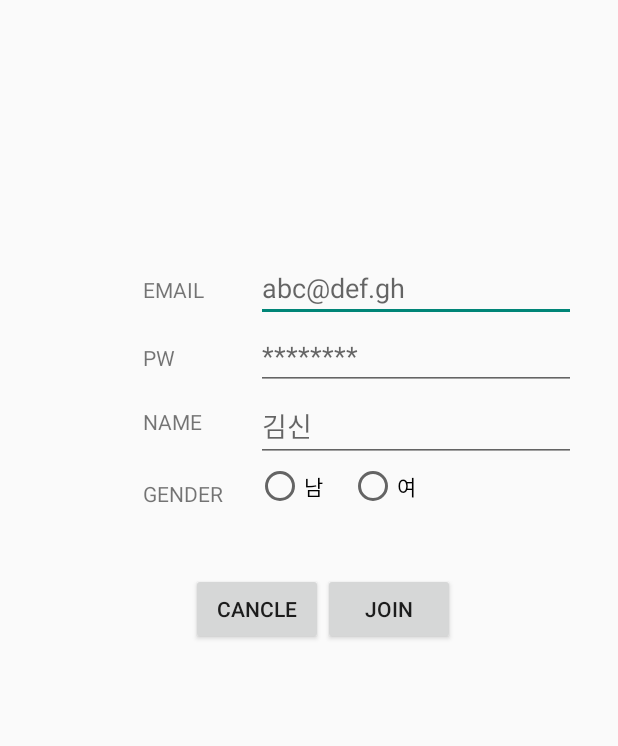
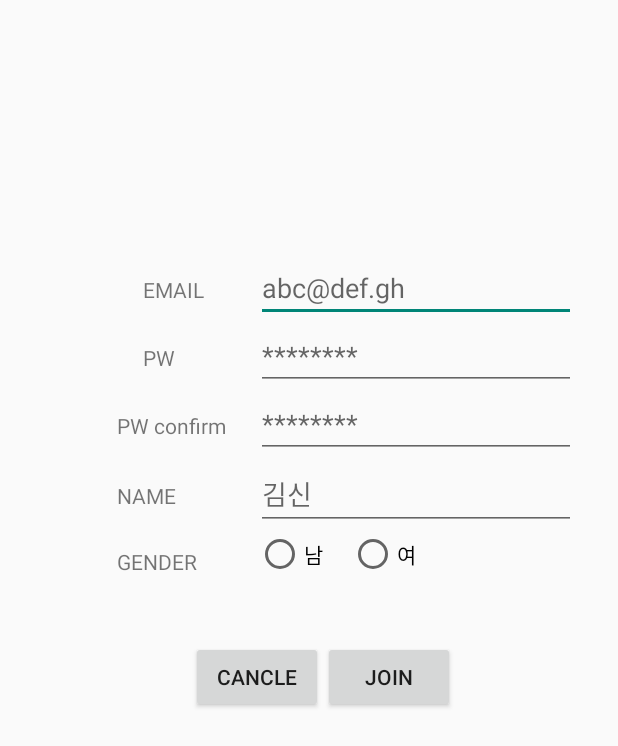
Before and after one commit to HSflower/AndroidProjects, an Android app: the JoinActivity screen opened directly, with no data from a screen before it, on a phone screen of 412 x 824 dp. Shown: the top 746 px of the screen. Run offline under Robolectric (Android 15) with nearby library versions, the phone set to English and light mode, and no system bars.

Commit message:
join, login 기능 : xml, java파일변경

```diff
--- a/app/build.gradle
+++ b/app/build.gradle
@@ -27,4 +27,5 @@ dependencies {
     compile 'com.android.support:appcompat-v7:25.1.0'
     compile 'com.android.support:design:25.1.0'
     testCompile 'junit:junit:4.12'
+    provided 'org.jbundle.util.osgi.wrapped:org.jbundle.util.osgi.wrapped.org.apache.http.client:4.1.2'
 }
--- a/app/src/main/java/com/example/hong_inseon/projectlouvre/JoinActivity.java
+++ b/app/src/main/java/com/example/hong_inseon/projectlouvre/JoinActivity.java
@@ -21,7 +21,8 @@ public class JoinActivity extends AppCompatActivity {
     @Override
     protected void onCreate(Bundle savedInstanceState) {
         super.onCreate(savedInstanceState);
-        setContentView(R.layout.activity_join1);
+        setContentView(R.layout.activity_join);
+
         etEmail = (EditText) findViewById(R.id.emailinput);
         etPassword = (EditText) findViewById(R.id.pwinput);
         etPasswordConfirm = (EditText) findViewById(R.id.pwconfirm);
--- a/app/src/main/res/layout/activity_join.xml
+++ b/app/src/main/res/layout/activity_join.xml
@@ -50,39 +50,23 @@
         android:id="@+id/pwinput"
         android:hint="********"/>
 
-    <TextView
-        android:text="PW confirm"
-        android:layout_width="wrap_content"
-        android:layout_height="wrap_content"
-        android:layout_below="@+id/emailinput"
-        android:layout_alignStart="@+id/textView6"
-        android:layout_marginTop="14dp"
-        android:id="@+id/textView7"/>
     <EditText
         android:layout_width="wrap_content"
         android:layout_height="wrap_content"
         android:inputType="textPassword"
         android:ems="10"
-        android:layout_below="@+id/emailinput"
-        android:layout_alignEnd="@+id/emailinput"
+        android:layout_below="@+id/pwinput"
+        android:layout_alignEnd="@+id/pwinput"
         android:id="@+id/pwconfirm"
         android:hint="********"/>
 
-    <TextView
-        android:text="NAME"
-        android:layout_width="wrap_content"
-        android:layout_height="wrap_content"
-        android:id="@+id/textView8"
-        android:layout_below="@+id/pwinput"
-        android:layout_alignStart="@+id/textView7"
-        android:layout_marginTop="11dp"/>
     <EditText
         android:layout_width="wrap_content"
         android:layout_height="wrap_content"
         android:inputType="textPersonName"
         android:ems="10"
-        android:layout_below="@+id/pwinput"
-        android:layout_alignStart="@+id/pwinput"
+        android:layout_below="@+id/pwconfirm"
+        android:layout_alignStart="@+id/pwconfirm"
         android:id="@+id/nameinput"
         android:hint="김신"/>
 
@@ -127,4 +111,23 @@
         android:layout_toStartOf="@+id/joinbtn"
         android:id="@+id/canclebtn"/>
 
+    <TextView
+        android:text="NAME"
+        android:layout_width="wrap_content"
+        android:layout_height="wrap_content"
+        android:id="@+id/textView8"
+        android:layout_alignBaseline="@+id/nameinput"
+        android:layout_alignBottom="@+id/nameinput"
+        android:layout_alignStart="@+id/textView7" />
+
+    <TextView
+        android:text="PW confirm"
+        android:layout_width="wrap_content"
+        android:layout_height="wrap_content"
+        android:id="@+id/textView7"
+        android:layout_marginEnd="20dp"
+        android:layout_alignBaseline="@+id/pwconfirm"
+        android:layout_alignBottom="@+id/pwconfirm"
+        android:layout_toStartOf="@+id/pwconfirm" />
+
 </RelativeLayout>
--- a/app/src/main/res/layout/activity_join1.xml
+++ /dev/null
@@ -1,112 +0,0 @@
-<?xml version="1.0" encoding="utf-8"?>
-<RelativeLayout
-    android:id="@+id/activity_join"
-    xmlns:android="http://schemas.android.com/apk/res/android"
-    xmlns:tools="http://schemas.android.com/tools"
-    android:layout_width="match_parent"
-    android:layout_height="match_parent"
-    android:paddingBottom="@dimen/activity_vertical_margin"
-    android:paddingLeft="@dimen/activity_horizontal_margin"
-    android:paddingRight="@dimen/activity_horizontal_margin"
-    android:paddingTop="@dimen/activity_vertical_margin"
-    tools:context="com.example.hong_inseon.projectlouvre.JoinActivity1">
-
-    <TextView
-        android:text="EMAIL"
-        android:layout_width="wrap_content"
-        android:layout_height="wrap_content"
-        android:layout_marginTop="167dp"
-        android:id="@+id/textView5"
-        android:layout_alignParentTop="true"
-        android:layout_toStartOf="@+id/emailinput"
-        android:layout_marginEnd="34dp"/>
-    <EditText
-        android:layout_width="wrap_content"
-        android:layout_height="wrap_content"
-        android:inputType="textPersonName"
-        android:ems="10"
-        android:id="@+id/emailinput"
-        android:layout_alignBaseline="@+id/textView5"
-        android:layout_alignBottom="@+id/textView5"
-        android:layout_alignParentEnd="true"
-        android:layout_marginEnd="12dp"
-        android:hint="abc@def.gh"/>
-
-    <TextView
-        android:text="PW"
-        android:layout_width="wrap_content"
-        android:layout_height="wrap_content"
-        android:layout_below="@+id/emailinput"
-        android:layout_alignStart="@+id/textView5"
-        android:layout_marginTop="14dp"
-        android:id="@+id/textView6"/>
-    <EditText
-        android:layout_width="wrap_content"
-        android:layout_height="wrap_content"
-        android:inputType="textPassword"
-        android:ems="10"
-        android:layout_below="@+id/emailinput"
-        android:layout_alignEnd="@+id/emailinput"
-        android:id="@+id/pwinput"
-        android:hint="********"/>
-
-    <TextView
-        android:text="NAME"
-        android:layout_width="wrap_content"
-        android:layout_height="wrap_content"
-        android:id="@+id/textView7"
-        android:layout_below="@+id/pwinput"
-        android:layout_alignStart="@+id/textView6"
-        android:layout_marginTop="11dp"/>
-    <EditText
-        android:layout_width="wrap_content"
-        android:layout_height="wrap_content"
-        android:inputType="textPersonName"
-        android:ems="10"
-        android:layout_below="@+id/pwinput"
-        android:layout_alignStart="@+id/pwinput"
-        android:id="@+id/nameinput"
-        android:hint="김신"/>
-
-    <TextView
-        android:text="GENDER"
-        android:layout_width="wrap_content"
-        android:layout_height="wrap_content"
-        android:id="@+id/textView10"
-        android:layout_marginTop="11dp"
-        android:layout_below="@+id/nameinput"
-        android:layout_alignStart="@+id/textView7"/>
-    <RadioButton
-        android:text="남"
-        android:layout_width="wrap_content"
-        android:layout_height="wrap_content"
-        android:id="@+id/rbm"
-        android:layout_below="@+id/nameinput"
-        android:layout_alignStart="@+id/nameinput"/>
-    <RadioButton
-        android:text="여"
-        android:layout_width="wrap_content"
-        android:layout_height="wrap_content"
-        android:id="@+id/rbf"
-        android:layout_below="@+id/nameinput"
-        android:layout_toEndOf="@+id/rbm"
-        android:layout_marginStart="17dp"/>
-
-    <Button
-        android:text="JOIN"
-        android:layout_width="wrap_content"
-        android:layout_height="wrap_content"
-        android:layout_below="@+id/rbm"
-        android:layout_toEndOf="@+id/rbm"
-        android:layout_marginTop="42dp"
-        android:id="@+id/joinbtn"/>
-
-    <Button
-        android:text="CANCLE"
-        android:layout_width="wrap_content"
-        android:layout_height="wrap_content"
-        android:layout_alignTop="@+id/joinbtn"
-        android:layout_toStartOf="@+id/joinbtn"
-        android:id="@+id/canclebtn"/>
-
-</RelativeLayout>
--- a/app/src/main/res/layout/activity_login.xml
+++ b/app/src/main/res/layout/activity_login.xml
@@ -39,7 +39,8 @@
             android:text="Sign up"
             android:textAllCaps="false"
             android:layout_alignTop="@+id/loginBtn"
-            android:layout_alignEnd="@+id/passwordInput" />
+            android:layout_alignEnd="@+id/passwordInput"
+            android:onClick="join_btn"/>
 
         <Button
             android:id="@+id/loginBtn"
@@ -49,7 +50,8 @@
             android:textAllCaps="false"
             android:layout_marginTop="41dp"
             android:layout_below="@+id/passwordInput"
-            android:layout_toStartOf="@+id/signupBtn" />
+            android:layout_toStartOf="@+id/signupBtn"
+            android:onClick="login_btn"/>
 
         <CheckBox
             android:text="autoLogin"
```
Also changed, not shown: app/src/main/java/com/example/hong_inseon/projectlouvre/JoinActivity1.java (deleted, +0 -13 lines), app/src/main/java/com/example/hong_inseon/projectlouvre/ListViewAdapter.java (added, +93 -0 lines), app/src/main/java/com/example/hong_inseon/projectlouvre/LoginActivity.java (+79 -134 lines), app/src/main/java/com/example/hong_inseon/projectlouvre/LoginActivity1.java (deleted, +0 -13 lines), app/src/main/res/layout/activity_login1.xml (deleted, +0 -55 lines).
